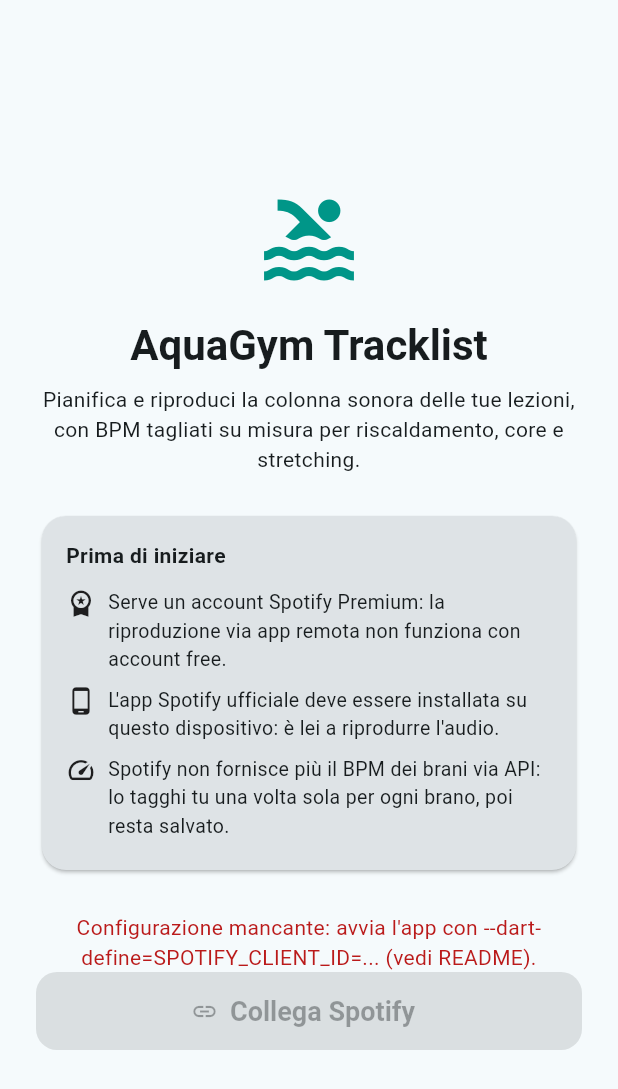
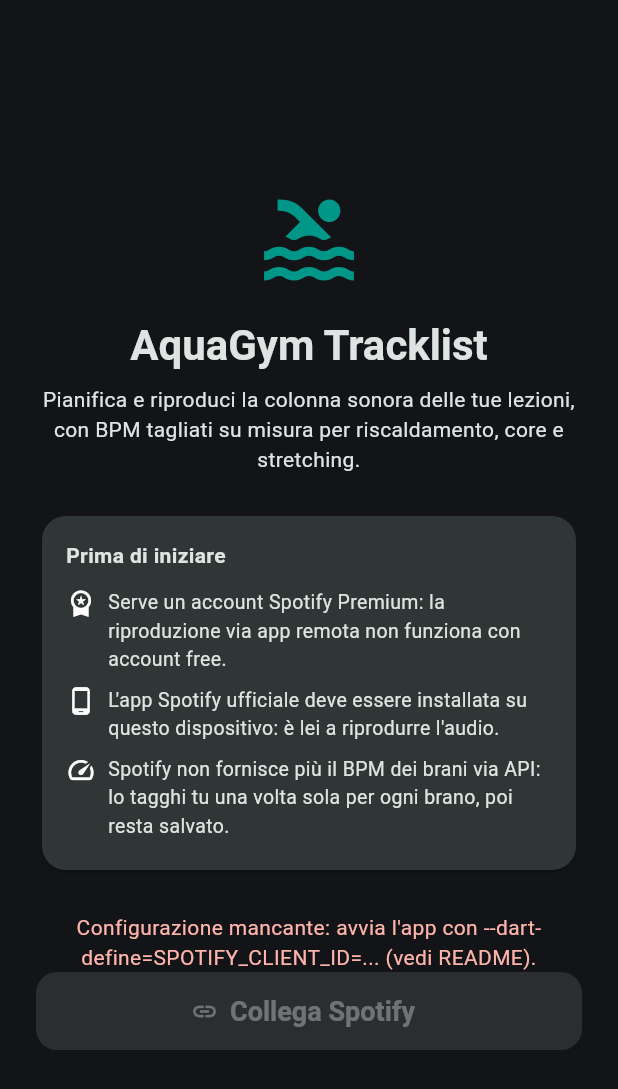
Before and after one commit to PaoloGremi/aquagym-tracklist, a Flutter app: the screen it shows after launch, on a phone screen of 412 x 824 dp. Shown: the top 1089 px of the screen. Run offline on Flutter 3.47's test engine with Material 3 defaults, Android fonts, the phone set to English and light mode, and no system bars; our stand-ins replace flutter_riverpod, flutter_secure_storage, hive_flutter, wakelock_plus; missing offline and left inert: flutter_web_auth_2, spotify_sdk; accounts and stored records are empty.

Commit message:
Adotta palette teal/dark ispirata al branding Aquamore
Sostituisce il tema chiaro placeholder con un tema scuro unico
(seed teal + sfondo quasi nero), coerente con il logo Aquamore.

```diff
--- a/lib/core/theme/app_theme.dart
+++ b/lib/core/theme/app_theme.dart
@@ -3,23 +3,31 @@
 /// Tema dell'app: palette ad alto contrasto e tipografia grande, pensata
 /// per essere leggibile a distanza (bordo vasca, luce riflessa sull'acqua,
 /// istruttore che non può avvicinarsi troppo al telefono).
+///
+/// Palette ripresa dal branding "Aquamore": teal su sfondo quasi nero.
 class AppTheme {
   AppTheme._();
 
-  static const Color _seed = Color(0xFF00B8D9); // azzurro "acqua"
+  static const Color _seed = Color(0xFF1FB6A8); // teal "Aquamore"
+  static const Color _backgroundDark = Color(0xFF121417);
+  static const Color _surfaceDark = Color(0xFF1B1F22);
   static const Color warmupColor = Color(0xFFFFA000); // arancio: riscaldamento
   static const Color coreColor = Color(0xFFE53935); // rosso: core/intensità
   static const Color stretchColor = Color(0xFF43A047); // verde: stretching
 
-  static ThemeData get light {
-    final scheme = ColorScheme.fromSeed(seedColor: _seed);
+  static ThemeData get theme {
+    final scheme = ColorScheme.fromSeed(
+      seedColor: _seed,
+      brightness: Brightness.dark,
+    ).copyWith(surface: _surfaceDark);
     return ThemeData(
       useMaterial3: true,
+      brightness: Brightness.dark,
       colorScheme: scheme,
-      scaffoldBackgroundColor: scheme.surface,
+      scaffoldBackgroundColor: _backgroundDark,
       appBarTheme: AppBarTheme(
-        backgroundColor: scheme.primary,
-        foregroundColor: scheme.onPrimary,
+        backgroundColor: _backgroundDark,
+        foregroundColor: scheme.onSurface,
         centerTitle: true,
         elevation: 0,
       ),
@@ -31,6 +39,7 @@
         ),
       ),
       cardTheme: CardThemeData(
+        color: _surfaceDark,
         elevation: 1,
         shape: RoundedRectangleBorder(borderRadius: BorderRadius.circular(16)),
       ),
--- a/lib/main.dart
+++ b/lib/main.dart
@@ -35,7 +35,7 @@
     return MaterialApp(
       title: 'AquaGym Tracklist',
       debugShowCheckedModeBanner: false,
-      theme: AppTheme.light,
+      theme: AppTheme.theme,
       home: const AuthGate(),
     );
   }
```
Also changed, not shown: 1 other file.
